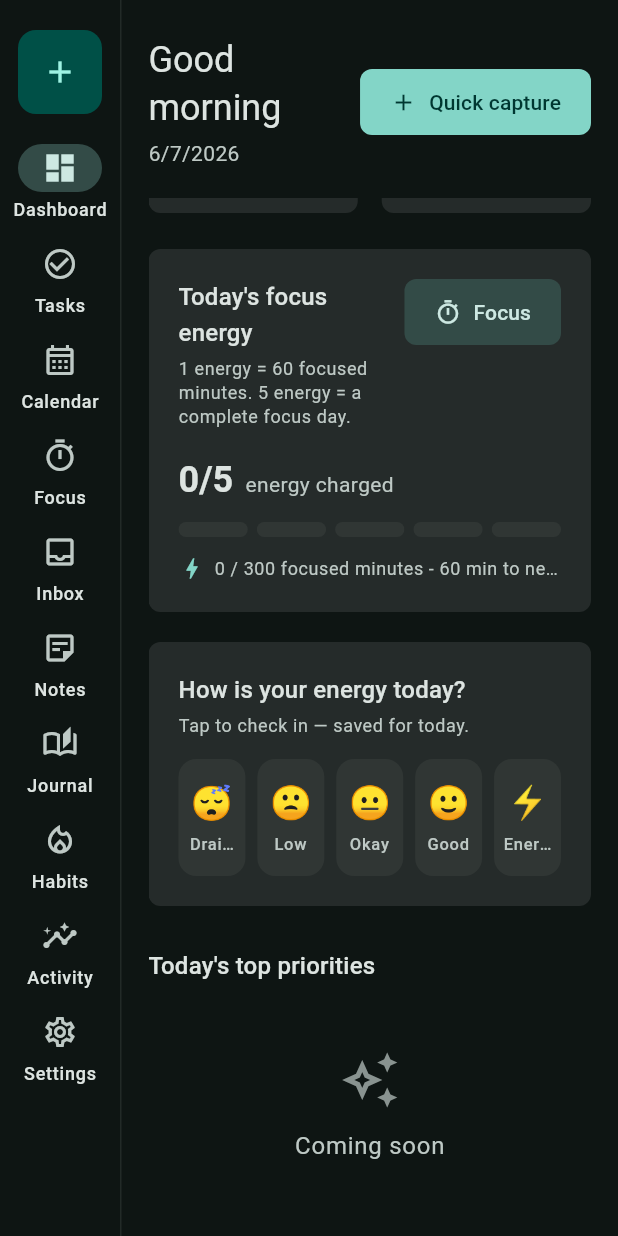
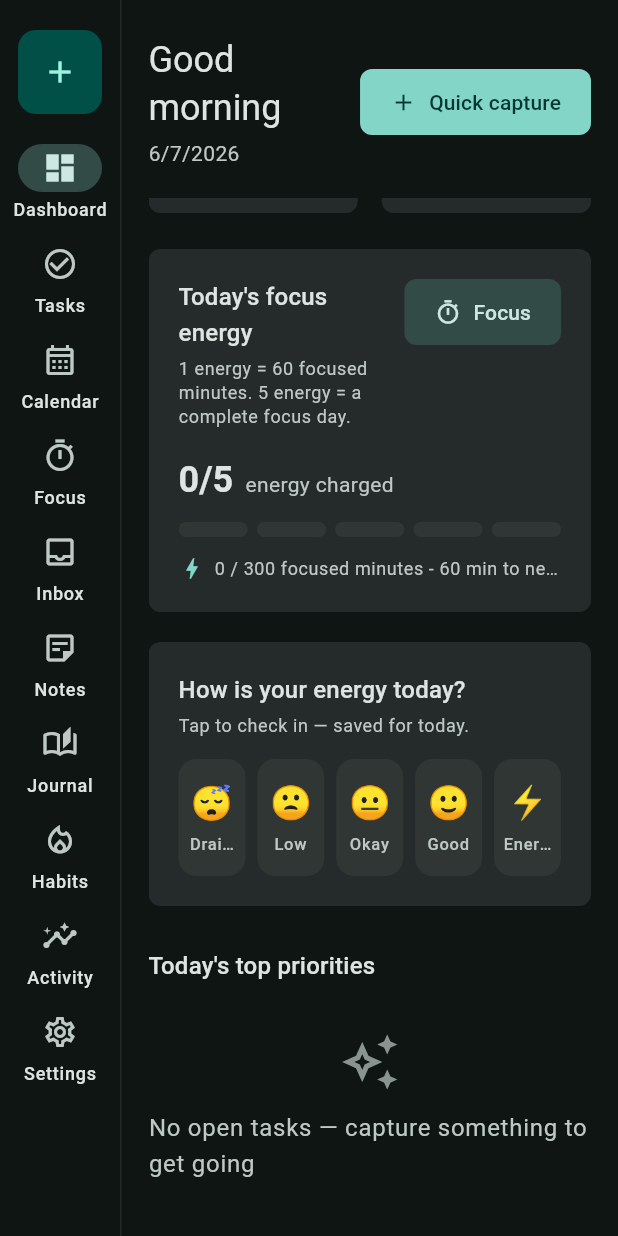
Before and after one commit to moraiinsdev-cell/MindNoron, a Flutter app: the DashboardScreen screen opened by its route, scrolled down 142 dp, on a phone screen of 412 x 824 dp. Run offline on Flutter 3.47's test engine with Material 3 defaults, Android fonts, the phone set to English and light mode, and no system bars; our stand-ins replace drift, drift_flutter, file_picker, fl_chart, flutter_riverpod, go_router; missing offline and left inert: flutter_soloud, hotkey_manager, local_notifier, tray_manager, window_manager; accounts and stored records are empty; generated files the repository leaves out were written again; Roboto replaces fonts that are missing (Segoe UI); statements that could not run were skipped.

Commit message:
chore(tray,docs): drop stale tray TODO, polish empty states, update README
- Tray icon asset already ships; remove the stale 'Phase 0 TODO' comment
- Dashboard top-priorities empty state now reads as a real empty state
- README roadmap/highlights reflect Phase 2 done + Phase 3 in progress

Co-Authored-By: Claude Opus 4.8 <noreply@anthropic.com>

```diff
--- a/lib/core/platform/tray_service.dart
+++ b/lib/core/platform/tray_service.dart
@@ -18,7 +18,7 @@ class TrayService with TrayListener {
   Future<void> init() async {
     try {
       trayManager.addListener(this);
-      // NOTE: ship a real icon at assets/images/tray_icon.ico (Phase 0 TODO).
+      // Ships a real 64x64 icon; init fails gracefully if the asset is missing.
       await trayManager.setIcon('assets/images/tray_icon.ico');
       await trayManager.setToolTip(AppConstants.appName);
       await _setMenu();
--- a/lib/features/dashboard/dashboard_screen.dart
+++ b/lib/features/dashboard/dashboard_screen.dart
@@ -82,7 +82,11 @@ class DashboardScreen extends ConsumerWidget {
               style: Theme.of(context).textTheme.titleMedium),
           const SizedBox(height: 12),
           if (topTasks.isEmpty)
-            const SizedBox(height: 140, child: ComingSoon())
+            const SizedBox(
+              height: 140,
+              child: ComingSoon(
+                  label: 'No open tasks — capture something to get going'),
+            )
           else
             Card(
               child: Column(
```
Also changed, not shown: 1 other file.
